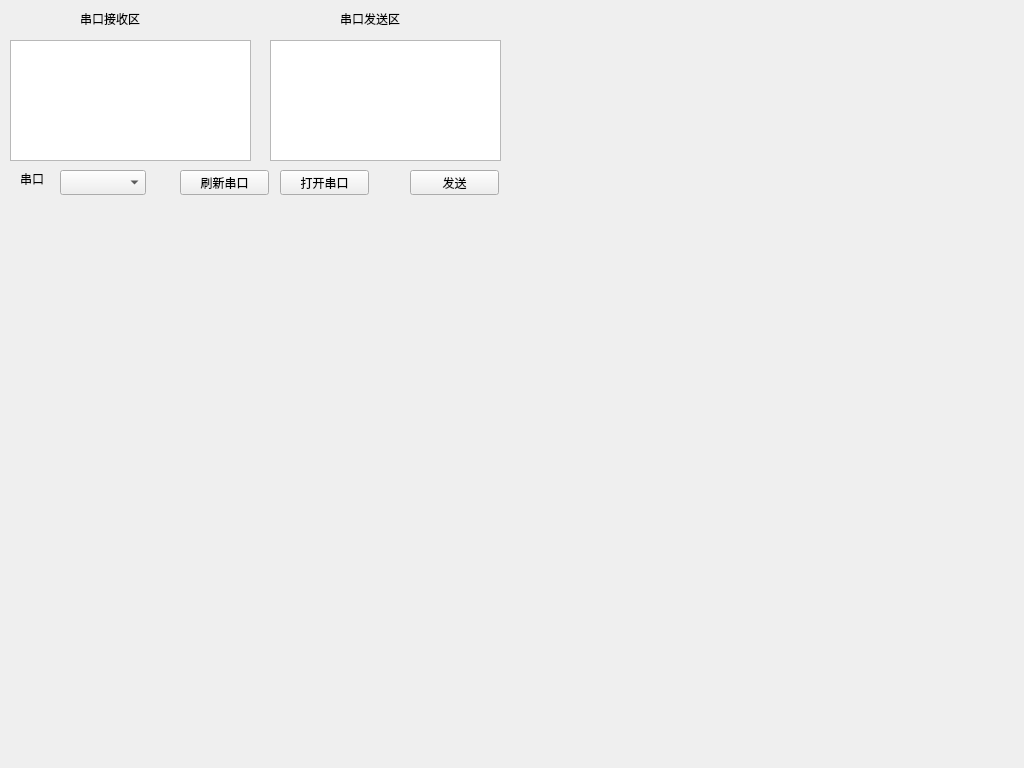
This is UserUI/RobotUI.ui in LIGHT1213/RobotMasterComputer as Qt 5 draws it before an edit. The edited form follows.
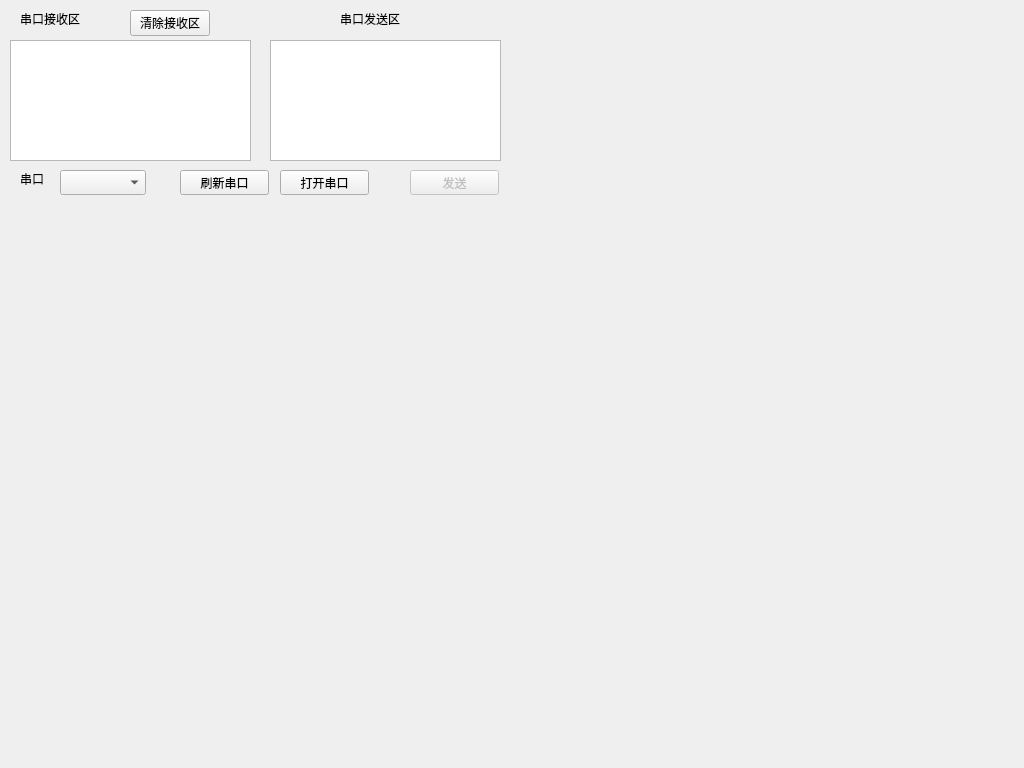
This is the edited form.

Commit message: 串口重要功能完毕

What changed in the file:
```diff
--- a/UserUI/RobotUI.ui
+++ b/UserUI/RobotUI.ui
@@ -16,7 +16,7 @@
   <widget class="QLabel" name="label">
    <property name="geometry">
     <rect>
-     <x>80</x>
+     <x>20</x>
      <y>10</y>
      <width>81</width>
      <height>17</height>
@@ -60,6 +60,9 @@
    </property>
   </widget>
   <widget class="QPushButton" name="UartSendButtom">
+   <property name="enabled">
+    <bool>false</bool>
+   </property>
    <property name="geometry">
     <rect>
      <x>410</x>
@@ -137,6 +140,19 @@
     <string/>
    </property>
   </widget>
+  <widget class="QPushButton" name="ClearButtom">
+   <property name="geometry">
+    <rect>
+     <x>130</x>
+     <y>10</y>
+     <width>80</width>
+     <height>26</height>
+    </rect>
+   </property>
+   <property name="text">
+    <string>清除接收区</string>
+   </property>
+  </widget>
  </widget>
  <resources/>
  <connections/>
```
The commit also changes 2 other files.
